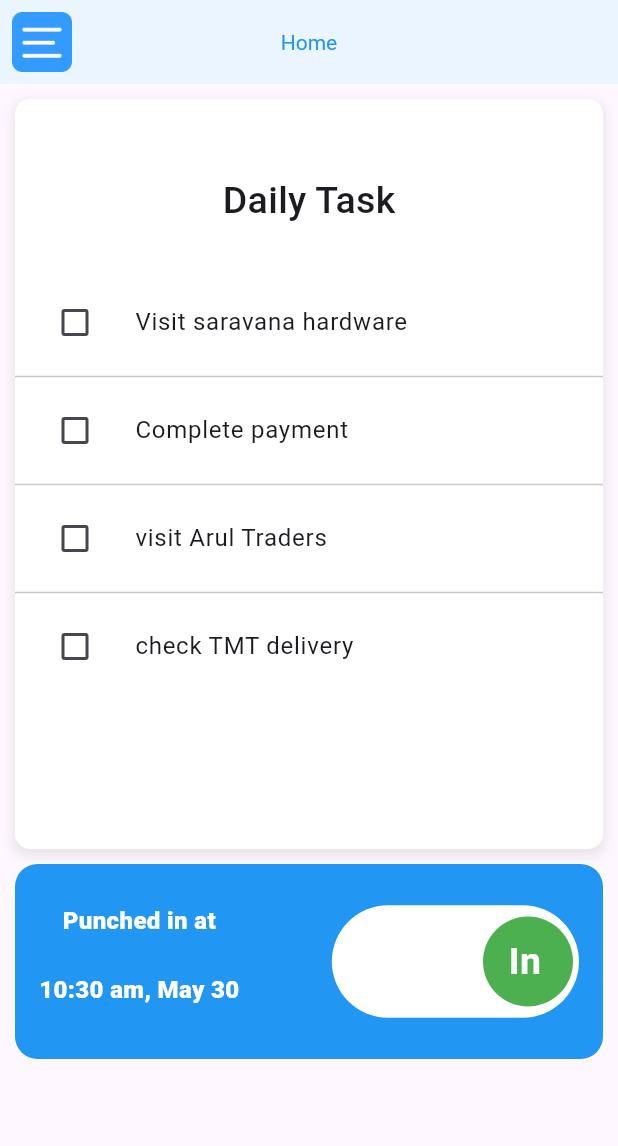
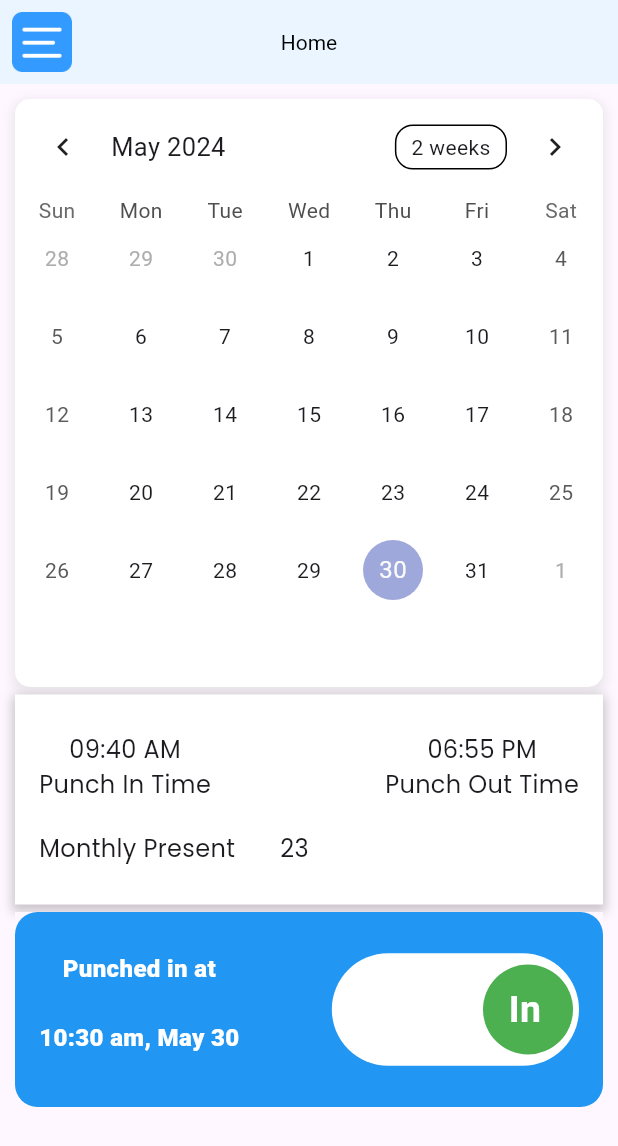
Before and after one commit to Prathapexplr/Kaveri, a Flutter app: the HomeScreen screen opened directly with empty values, after a tap on "Out", on a phone screen of 412 x 824 dp. Shown: the top 1146 px of the screen. Run offline on Flutter 3.47's test engine with Material 3 defaults, Android fonts, the phone set to English and light mode, and no system bars; drawn by our look-alikes of table_calendar; our stand-ins replace flutter_holo_date_picker, geolocator, google_fonts, shared_preferences, socket_io_client; accounts and stored records are empty; network calls fail.

```diff
--- a/lib/Screens/HomeScreen.dart
+++ b/lib/Screens/HomeScreen.dart
@@ -1,5 +1,6 @@
 import 'package:flutter/material.dart';
-import 'package:kaveri/Screens/Description.dart';
+import 'package:google_fonts/google_fonts.dart';
+import 'package:table_calendar/table_calendar.dart';
 import 'package:kaveri/Screens/Order/Add_Items.dart';
 import 'package:kaveri/Screens/Order/Neworder.dart';
 import 'package:kaveri/Screens/Order/Order_Screen.dart';
@@ -9,18 +10,12 @@ class NavigationScreen extends StatefulWidget {
   final String firstName;
   final String employeeId;
   final String profilePicture;
-  // final String productID;
-  // final String productName;
-  // final String amount;
 
   const NavigationScreen({
     Key? key,
     required this.firstName,
     required this.employeeId,
     required this.profilePicture,
-    // required this.productID,
-    // required this.productName,
-    // required this.amount
   }) : super(key: key);
 
   @override
@@ -95,25 +90,11 @@ class HomeScreen extends StatefulWidget {
   State<HomeScreen> createState() => _HomeScreenState();
 }
 
-class Todo {
-  String title;
-  bool isDone;
-
-  Todo({
-    required this.title,
-    this.isDone = false,
-  });
-}
-
 class _HomeScreenState extends State<HomeScreen> {
   final GlobalKey<ScaffoldState> _scaffoldKey = GlobalKey<ScaffoldState>();
-
-  List<Todo> todos = [
-    Todo(title: 'Visit saravana hardware ', isDone: false),
-    Todo(title: 'Complete payment', isDone: false),
-    Todo(title: 'visit Arul Traders', isDone: false),
-    Todo(title: 'check TMT delivery ', isDone: false),
-  ];
+  CalendarFormat _calendarFormat = CalendarFormat.month;
+  DateTime _focusedDay = DateTime.now();
+  DateTime? _selectedDay;
 
   @override
   Widget build(BuildContext context) {
@@ -129,7 +110,8 @@ class _HomeScreenState extends State<HomeScreen> {
         ),
         backgroundColor: const Color(0xffEBF5FF),
         title: const Text('Home'),
-        titleTextStyle: const TextStyle(color: Colors.blue),
+        titleTextStyle:
+            const TextStyle(color: Colors.black),
         centerTitle: true,
       ),
       drawer: Drawer(
@@ -138,7 +120,7 @@ class _HomeScreenState extends State<HomeScreen> {
           children: <Widget>[
             DrawerHeader(
               decoration: const BoxDecoration(
-                color: Colors.blue,
+                color: Color(0xffB7DBFF),
               ),
               child: Column(
                 mainAxisAlignment: MainAxisAlignment.center,
@@ -164,8 +146,20 @@ class _HomeScreenState extends State<HomeScreen> {
                       ),
                       Column(
                         children: [
-                          Text(widget.firstName),
-                          Text(widget.employeeId),
+                          Text(
+                            widget.firstName,
+                            style: GoogleFonts.roboto(
+                                fontSize: 20,
+                                color: Colors.black,
+                                fontWeight: FontWeight.w600),
+                          ),
+                          Text(
+                            widget.employeeId,
+                            style: GoogleFonts.roboto(
+                                fontSize: 14,
+                                color: Colors.black,
+                                fontWeight: FontWeight.w600),
+                          ),
                         ],
                       )
                     ],
@@ -200,7 +194,7 @@ class _HomeScreenState extends State<HomeScreen> {
           child: Column(
             children: [
               Container(
-                height: 500,
+                height: 392,
                 width: width,
                 decoration: BoxDecoration(
                   color: Colors.white,
@@ -217,55 +211,126 @@ class _HomeScreenState extends State<HomeScreen> {
                 child: Column(
                   crossAxisAlignment: CrossAxisAlignment.center,
                   children: [
-                    const Padding(
-                      padding: EdgeInsets.only(top: 50),
-                      child: Text(
-                        'Daily Task',
-                        style: TextStyle(
-                          fontSize: 25,
-                          fontWeight: FontWeight.w500,
-                        ),
-                      ),
-                    ),
-                    const SizedBox(
-                      height: 35,
-                    ),
-                    Expanded(
-                      child: ListView.separated(
-                        itemCount: todos.length,
-                        separatorBuilder: (BuildContext context, int index) {
-                          return const Divider();
-                        },
-                        itemBuilder: (context, index) {
-                          final todo = todos[index];
-                          return ListTile(
-                            onTap: () {
-                              Navigator.push(
-                                context,
-                                MaterialPageRoute(
-                                  builder: (context) =>
-                                      const DescriptionScreen(),
-                                ),
-                              );
-                            },
-                            leading: Checkbox(
-                              value: todo.isDone,
-                              onChanged: (bool? value) {
-                                setState(() {
-                                  todo.isDone = value!;
-                                });
-                              },
-                            ),
-                            title: Text(todo.title),
-                          );
-                        },
-                      ),
+                    TableCalendar(
+                      firstDay: DateTime.utc(2010, 10, 16),
+                      lastDay: DateTime.utc(2030, 3, 14),
+                      focusedDay: _focusedDay,
+                      calendarFormat: _calendarFormat,
+                      selectedDayPredicate: (day) {
+                        return isSameDay(_selectedDay, day);
+                      },
+                      onDaySelected: (selectedDay, focusedDay) {
+                        setState(() {
+                          _selectedDay = selectedDay;
+                          _focusedDay = focusedDay;
+                        });
+                      },
+                      onFormatChanged: (format) {
+                        if (_calendarFormat != format) {
+                          setState(() {
+                            _calendarFormat = format;
+                          });
+                        }
+                      },
+                      onPageChanged: (focusedDay) {
+                        _focusedDay = focusedDay;
+                      },
                     ),
                   ],
                 ),
               ),
               const SizedBox(
-                height: 10,
+                height: 5,
+              ),
+              Container(
+                height: 140,
+                width: width,
+                decoration: BoxDecoration(
+                  color: Colors.white,
+                  borderRadius: BorderRadius.circular(0),
+                  boxShadow: [
+                    BoxShadow(
+                      color: Colors.black.withOpacity(0.2),
+                      spreadRadius: 2,
+                      blurRadius: 5,
+                      offset: const Offset(0, 3),
+                    ),
+                  ],
+                ),
+                child: Padding(
+                  padding: const EdgeInsets.all(16.0),
+                  child: Column(
+                    mainAxisAlignment: MainAxisAlignment.center,
+                    crossAxisAlignment: CrossAxisAlignment.center,
+                    children: [
+                      Row(
+                        mainAxisAlignment: MainAxisAlignment.spaceBetween,
+                        children: [
+                          Column(
+                            children: [
+                              Text(
+                                "09:40 AM",
+                                style: GoogleFonts.poppins(
+                                  fontSize: 16,
+                                  fontWeight: FontWeight.w400,
+                                ),
+                              ),
+                              Text(
+                                "Punch In Time",
+                                style: GoogleFonts.poppins(
+                                  fontSize: 16,
+                                  fontWeight: FontWeight.w400,
+                                ),
+                              ),
+                            ],
+                          ),
+                          Column(
+                            children: [
+                              Text(
+                                "06:55 PM",
+                                style: GoogleFonts.poppins(
+                                  fontSize: 16,
+                                  fontWeight: FontWeight.w400,
+                                ),
+                              ),
+                              Text(
+                                "Punch Out Time",
+                                style: GoogleFonts.poppins(
+                                  fontSize: 16,
+                                  fontWeight: FontWeight.w400,
+                                ),
+                              ),
+                            ],
+                          ),
+                        ],
+                      ),
+                      const SizedBox(height: 20),
+                      Row(
+                        mainAxisAlignment: MainAxisAlignment.start,
+                        children: [
+                          Text(
+                            "Monthly Present",
+                            style: GoogleFonts.poppins(
+                              fontSize: 16,
+                              fontWeight: FontWeight.w400,
+                            ),
+                          ),
+                          const SizedBox(width: 30),
+                          Text(
+                            "23",
+                            style: GoogleFonts.poppins(
+                              fontSize: 16,
+                              fontWeight: FontWeight.w400,
+                            ),
+                          ),
+                        ],
+                      ),
+                    ],
+                  ),
+                ),
+              ),
+              const SizedBox(
+                height: 5,
               ),
               SizedBox(
                   height: 130,
--- a/lib/Widgets/inoutbutton.dart
+++ b/lib/Widgets/inoutbutton.dart
@@ -1,5 +1,3 @@
-// ignore_for_file: use_build_context_synchronously, avoid_print, no_logic_in_create_state, library_private_types_in_public_api
-
 import 'dart:async';
 import 'package:flutter/material.dart';
 import 'package:geolocator/geolocator.dart';
@@ -14,6 +12,7 @@ class InOutButton extends StatefulWidget {
     required this.firstName,
     required this.employeeId,
   }) : super(key: key);
+
   @override
   _InOutButtonState createState() => _InOutButtonState(
         firstName: firstName,
@@ -22,13 +21,14 @@ class InOutButton extends StatefulWidget {
 }
 
 class _InOutButtonState extends State<InOutButton> {
-  String firstName;
-  String employeeId;
+  final String firstName;
+  final String employeeId;
 
   _InOutButtonState({
     required this.firstName,
     required this.employeeId,
   });
+
   bool isIn = false;
   String punchedInTime = '';
   late IO.Socket socket;
@@ -50,22 +50,35 @@ class _InOutButtonState extends State<InOutButton> {
   }
 
   void initSocket() {
-    socket = IO.io('https://api.jaynaturals.com/', <String, dynamic>{
-      'transports': ['websocket'],
+    socket = IO.io('https://api.jaynaturals.com', <String, dynamic>{
+      'transports': ['websocket','polling'],
       'autoConnect': false,
     });
+
     socket.on('connect', (_) {
       print('Connected to socket server');
-      ScaffoldMessenger.of(context).showSnackBar(
-        const SnackBar(content: Text('Connected to socket server')),
-      );
+      // Emit a test event when connected
+      socket.emit('testConnection', {'message': 'Test connection successful'});
     });
+
     socket.on('disconnect', (_) {
       print('Disconnected from socket server');
-      ScaffoldMessenger.of(context).showSnackBar(
-        const SnackBar(content: Text('Disconnected from socket server')),
-      );
     });
+
+    socket.on('connect_error', (error) {
+      print('Connection Error: $error');
+      // Additional logging
+      if (error is Map &&
+          error.containsKey('type') &&
+          error['type'] == 'TransportError') {
+        print('TransportError: ${error['desc'] ?? 'No description provided'}');
+      }
+    });
+
+    socket.on('error', (error) {
+      print('Socket Error: $error');
+    });
+
     socket.connect();
   }
 
@@ -80,6 +93,7 @@ class _InOutButtonState extends State<InOutButton> {
               'Location services are disabled. Please enable the services')));
       return false;
     }
+
     permission = await Geolocator.checkPermission();
     if (permission == LocationPermission.denied) {
       permission = await Geolocator.requestPermission();
@@ -89,12 +103,14 @@ class _InOutButtonState extends State<InOutButton> {
         return false;
       }
     }
+
     if (permission == LocationPermission.deniedForever) {
       ScaffoldMessenger.of(context).showSnackBar(const SnackBar(
           content: Text(
               'Location permissions are permanently denied, we cannot request permissions.')));
       return false;
     }
+
     return true;
   }
 
@@ -118,7 +134,7 @@ class _InOutButtonState extends State<InOutButton> {
     timer = Timer.periodic(const Duration(seconds: 10), (_) {
       if (isIn && lastPosition != null) {
         print(
-            'Sending location for $firstName (ID: $employeeId): ${lastPosition!.latitude}, ${lastPosition!.longitude}');
+            'Preparing to send location for $firstName (ID: $employeeId): ${lastPosition!.latitude}, ${lastPosition!.longitude}');
         socket.emit('changeLocation', {
           'latitude': lastPosition!.latitude,
           'longitude': lastPosition!.longitude,
--- a/pubspec.yaml
+++ b/pubspec.yaml
@@ -43,6 +43,8 @@ dependencies:
   socket_io_client: ^1.0.2
   shared_preferences: ^2.0.13
   flutter_holo_date_picker: ^1.1.3
+  google_fonts: 4.0.4
+  table_calendar: ^3.0.5
 
 dev_dependencies:
   flutter_test:
```
Also changed, not shown: lib/Screens/Login_Screen.dart (+20 -6 lines), lib/Screens/Order/Select_Client.dart (+20 -11 lines), pubspec.lock, 1 other file.
